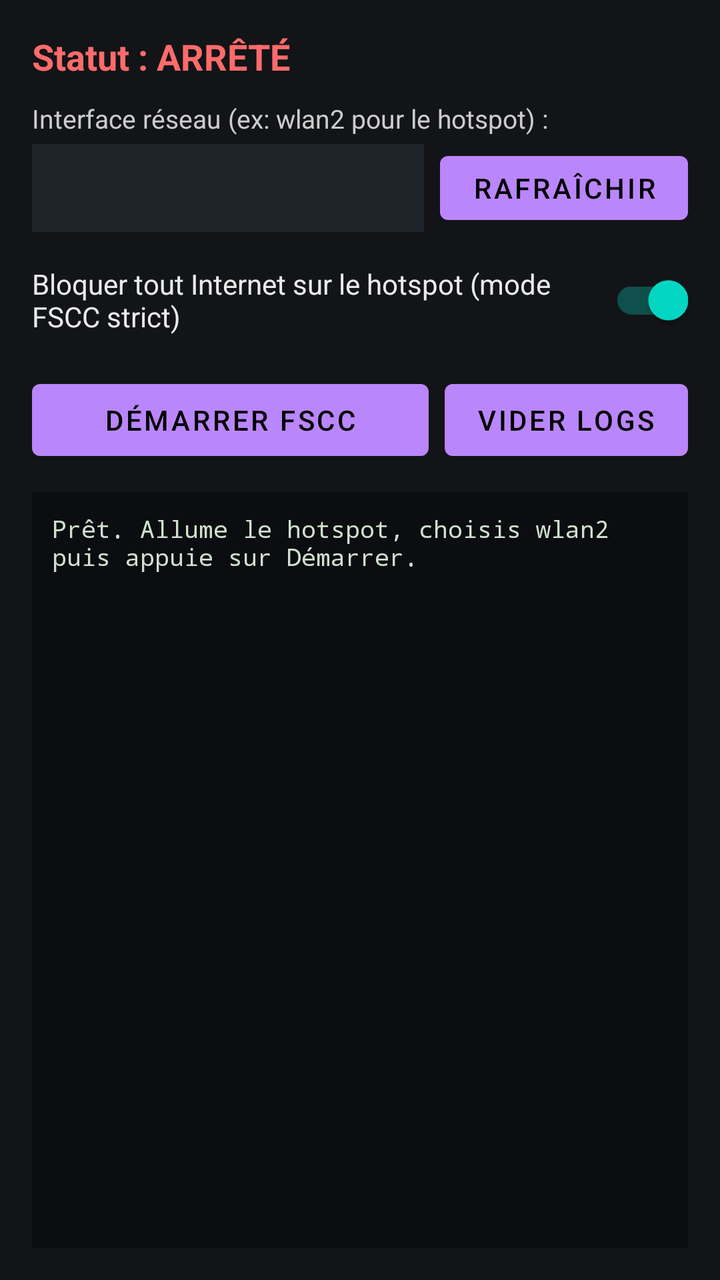
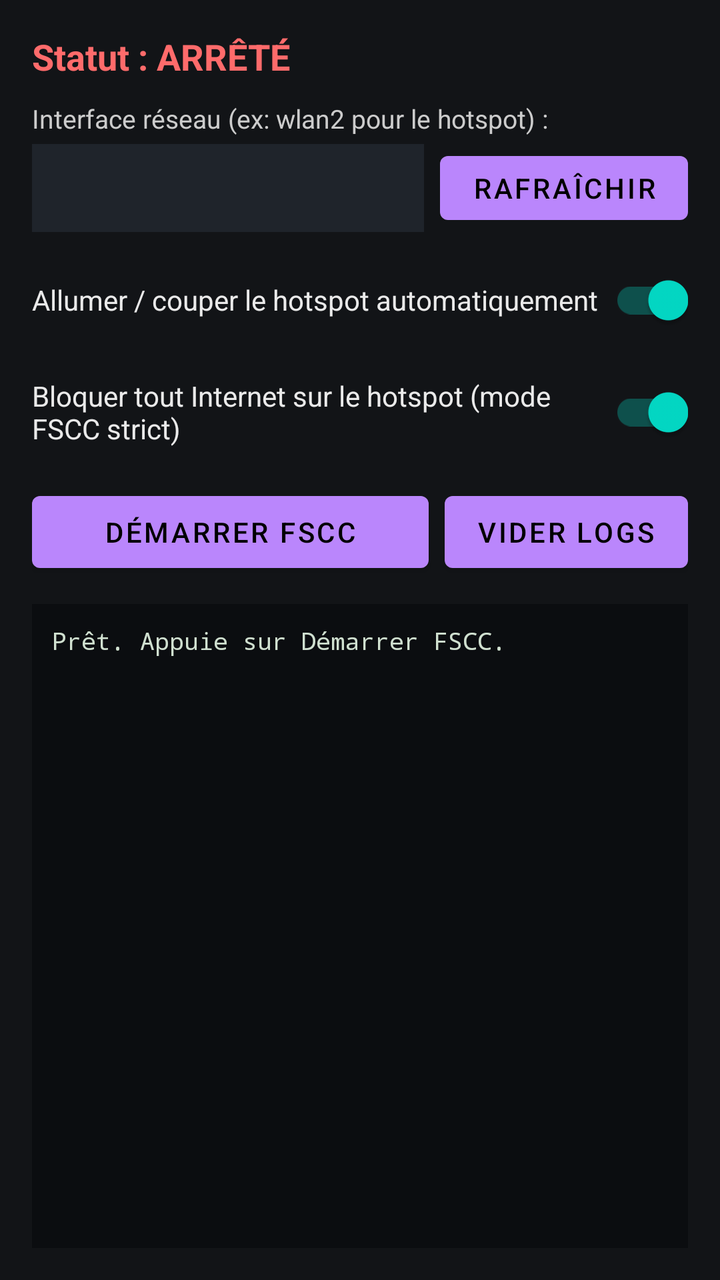

Screens rendered from an Android XML layout before and after an edit, with the pre-edit source and the edit as a unified diff.
<!-- AndroidManifest.xml: application theme Theme.MaterialComponents -->
<!-- res/layout/activity_main.xml -->
<?xml version="1.0" encoding="utf-8"?>
<LinearLayout xmlns:android="http://schemas.android.com/apk/res/android"
    android:layout_width="match_parent"
    android:layout_height="match_parent"
    android:orientation="vertical"
    android:padding="16dp"
    android:background="#121417">

    <TextView
        android:id="@+id/txtStatus"
        android:layout_width="match_parent"
        android:layout_height="wrap_content"
        android:text="Statut : ARRÊTÉ"
        android:textSize="18sp"
        android:textStyle="bold"
        android:textColor="#FF6B6B"
        android:paddingBottom="10dp" />

    <TextView
        android:layout_width="match_parent"
        android:layout_height="wrap_content"
        android:text="Interface réseau (ex: wlan2 pour le hotspot) :"
        android:textColor="#CCCCCC"
        android:textSize="13sp" />

    <LinearLayout
        android:layout_width="match_parent"
        android:layout_height="wrap_content"
        android:orientation="horizontal"
        android:gravity="center_vertical"
        android:layout_marginTop="4dp"
        android:layout_marginBottom="10dp">

        <Spinner
            android:id="@+id/spinnerIfaces"
            android:layout_width="0dp"
            android:layout_height="44dp"
            android:layout_weight="1"
            android:background="#1F242B" />

        <Button
            android:id="@+id/btnRefresh"
            android:layout_width="wrap_content"
            android:layout_height="44dp"
            android:layout_marginStart="8dp"
            android:text="Rafraîchir" />
    </LinearLayout>

    <androidx.appcompat.widget.SwitchCompat
        android:id="@+id/switchOffline"
        android:layout_width="match_parent"
        android:layout_height="wrap_content"
        android:checked="true"
        android:text="Bloquer tout Internet sur le hotspot (mode FSCC strict)"
        android:textColor="#EAEAEA"
        android:layout_marginBottom="12dp" />

    <LinearLayout
        android:layout_width="match_parent"
        android:layout_height="wrap_content"
        android:orientation="horizontal"
        android:layout_marginBottom="12dp">

        <Button
            android:id="@+id/btnToggle"
            android:layout_width="0dp"
            android:layout_height="48dp"
            android:layout_weight="1"
            android:text="Démarrer FSCC" />

        <Button
            android:id="@+id/btnClear"
            android:layout_width="wrap_content"
            android:layout_height="48dp"
            android:layout_marginStart="8dp"
            android:text="Vider logs" />
    </LinearLayout>

    <ScrollView
        android:id="@+id/scrollLogs"
        android:layout_width="match_parent"
        android:layout_height="0dp"
        android:layout_weight="1"
        android:background="#0B0D10"
        android:padding="10dp">

        <TextView
            android:id="@+id/txtLogs"
            android:layout_width="match_parent"
            android:layout_height="wrap_content"
            android:fontFamily="monospace"
            android:textColor="#D0E0D0"
            android:textSize="12sp"
            android:text="Prêt. Allume le hotspot, choisis wlan2 puis appuie sur Démarrer.
" />
    </ScrollView>
</LinearLayout>
<!-- resources referenced by this layout -->
<resources>

</resources>

<!-- the commit's change to res/layout/activity_main.xml (unified diff, before → after) -->
@@ -47,6 +47,15 @@
     </LinearLayout>
 
     <androidx.appcompat.widget.SwitchCompat
+        android:id="@+id/switchAutoHotspot"
+        android:layout_width="match_parent"
+        android:layout_height="wrap_content"
+        android:checked="true"
+        android:text="Allumer / couper le hotspot automatiquement"
+        android:textColor="#EAEAEA"
+        android:layout_marginBottom="8dp" />
+
+    <androidx.appcompat.widget.SwitchCompat
         android:id="@+id/switchOffline"
         android:layout_width="match_parent"
         android:layout_height="wrap_content"
@@ -91,7 +100,6 @@
             android:fontFamily="monospace"
             android:textColor="#D0E0D0"
             android:textSize="12sp"
-            android:text="Prêt. Allume le hotspot, choisis wlan2 puis appuie sur Démarrer.
-" />
+            android:text="Prêt. Appuie sur Démarrer FSCC." />
     </ScrollView>
 </LinearLayout>
